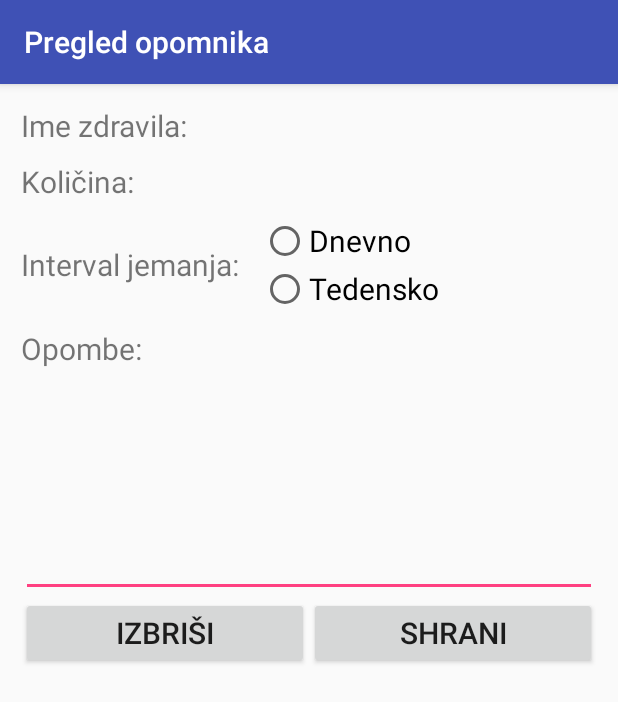
After one commit to loboda1995/ZepniZdravnik, an Android app: the NotificationOverview screen opened directly, with no data from a screen before it, on a phone screen of 412 x 824 dp. The commit adds this screen. Shown: the top 702 px of the screen. Run offline under Robolectric (Android 15) with nearby library versions, the phone set to English and light mode, and no system bars.

Commit message:
Dodan pregled opomnika ob kliku na element v seznamu opomnikov in dodajanje novega.

```diff
--- a/app/src/main/java/com/example/tpoteam/zepnizdravnik/MainActivity.java
+++ b/app/src/main/java/com/example/tpoteam/zepnizdravnik/MainActivity.java
@@ -1,9 +1,12 @@
 package com.example.tpoteam.zepnizdravnik;
 
+import android.content.Intent;
 import android.support.v7.app.AppCompatActivity;
 import android.os.Bundle;
 import android.support.v7.widget.Toolbar;
 import android.view.Menu;
+import android.view.View;
+import android.widget.AdapterView;
 import android.widget.ListView;
 
 import java.util.ArrayList;
@@ -24,7 +27,9 @@ public class MainActivity extends AppCompatActivity {
         Toolbar toolbar = (Toolbar) findViewById(R.id.toolbar);
         setSupportActionBar(toolbar);
 
+        // Pridobimo ListView in mu dodamo ClickListener ter ustvarimo in dodamo adapter
         list = (ListView) findViewById(R.id.list);
+        list.setOnItemClickListener(movieDetailsListener);
 
         medicineNotifications.add(new MedicineNotification(1, "Lekadol"));
         medicineNotifications.add(new MedicineNotification(2, "Aspirin"));
@@ -36,18 +41,27 @@ public class MainActivity extends AppCompatActivity {
         medicineNotifications.add(new MedicineNotification(2, "Aspirin"));
         medicineNotifications.add(new MedicineNotification(1, "Lekadol"));
         medicineNotifications.add(new MedicineNotification(2, "Aspirin"));
-        medicineNotifications.add(new MedicineNotification(-1, "Aspirin"));
-
-
+        medicineNotifications.add(null);
 
         adapter = new NotificationAdapter(this, medicineNotifications);
         list.setAdapter(adapter);
     }
 
+    // Ustvarimo meni
     @Override
     public boolean onCreateOptionsMenu(Menu menu) {
         getMenuInflater().inflate(R.menu.menu_main, menu);
         return true;
     }
 
+    AdapterView.OnItemClickListener movieDetailsListener = new AdapterView.OnItemClickListener() {
+        @Override
+        public void onItemClick(AdapterView<?> arg0, View arg1, int arg2, long arg3) {
+            final Intent details = new Intent(MainActivity.this, NotificationOverview.class);
+            MedicineNotification izbrani = medicineNotifications.get(arg2);
+            details.putExtra("Notification", izbrani);
+            startActivity(details);
+        }
+    };
+
 }
--- a/app/src/main/java/com/example/tpoteam/zepnizdravnik/NotificationAdapter.java
+++ b/app/src/main/java/com/example/tpoteam/zepnizdravnik/NotificationAdapter.java
@@ -15,22 +15,22 @@ import java.util.ArrayList;
 
 public class NotificationAdapter extends ArrayAdapter<MedicineNotification> {
 
-    private MedicineNotification[] objects;
+
 
     public NotificationAdapter(Context context, ArrayList<MedicineNotification> notifications) {
         super(context, 0, notifications);
-        objects = notifications.toArray(new MedicineNotification[0]);
     }
 
 
     public View getView(int position, View convertView, ViewGroup parent) {
 
-        MedicineNotification notification = objects[position];
+        MedicineNotification notification = getItem(position);
 
-        if(notification.medicineNoticiationID == -1){
-            convertView = LayoutInflater.from(getContext()).inflate(R.layout.notification_add, null);
+        // Ce je notification==null potem gre za element v seznamu, ki predstavlja gumb za dodajanje opomnikov
+        if(notification == null){
+            convertView = LayoutInflater.from(getContext()).inflate(R.layout.notification_add, parent, false);
         }else{
-            convertView = LayoutInflater.from(getContext()).inflate(R.layout.notification_display, null);
+            convertView = LayoutInflater.from(getContext()).inflate(R.layout.notification_display, parent, false);
 
             TextView medicineNameDisplay = (TextView) convertView.findViewById(R.id.medicineName);
             medicineNameDisplay.setText(notification.medicineName);
--- /dev/null
+++ b/app/src/main/java/com/example/tpoteam/zepnizdravnik/NotificationOverview.java
@@ -0,0 +1,35 @@
+package com.example.tpoteam.zepnizdravnik;
+
+import android.content.Intent;
+import android.os.Bundle;
+import android.support.v7.app.AppCompatActivity;
+import android.support.v7.widget.Toolbar;
+import android.view.View;
+import android.widget.Button;
+import android.widget.ImageView;
+import android.widget.TextView;
+
+/**
+ * Created by Luka Loboda on 16-Nov-16.
+ */
+
+public class NotificationOverview extends AppCompatActivity {
+
+    @Override
+    protected void onCreate(Bundle savedInstanceState) {
+        super.onCreate(savedInstanceState);
+        setContentView(R.layout.activity_notification_overview);
+        Toolbar toolbar = (Toolbar) findViewById(R.id.toolbar);
+        setSupportActionBar(toolbar);
+
+        MedicineNotification noti = (MedicineNotification) this.getIntent().getSerializableExtra("Notification");
+
+        // Ce je noti == null pomeni, da ustvarjamo nov opomnik, sicer spreminajmo ze obstojecega
+        if(noti != null){
+            TextView medicineNameDisplay = (TextView) findViewById(R.id.medicineName);
+            medicineNameDisplay.setText(noti.medicineName);
+            //TODO: pridobiti in prikazati se ostale atribute
+        }
+    }
+
+}
--- /dev/null
+++ b/app/src/main/res/layout/activity_notification_overview.xml
@@ -0,0 +1,163 @@
+<?xml version="1.0" encoding="utf-8"?>
+<android.support.design.widget.CoordinatorLayout xmlns:android="http://schemas.android.com/apk/res/android"
+    android:layout_width="match_parent"
+    android:layout_height="match_parent"
+    xmlns:app="http://schemas.android.com/apk/res-auto"
+    android:fitsSystemWindows="true"
+    android:focusableInTouchMode="false">
+
+    <android.support.design.widget.AppBarLayout
+        android:layout_width="match_parent"
+        android:layout_height="wrap_content"
+        android:theme="@style/AppTheme.AppBarOverlay">
+
+        <android.support.v7.widget.Toolbar
+            android:id="@+id/toolbar"
+            android:layout_width="match_parent"
+            android:layout_height="?attr/actionBarSize"
+            app:popupTheme="@style/AppTheme.PopupOverlay" />
+
+
+    </android.support.design.widget.AppBarLayout>
+
+    <LinearLayout xmlns:android="http://schemas.android.com/apk/res/android"
+        xmlns:app="http://schemas.android.com/apk/res-auto"
+        xmlns:tools="http://schemas.android.com/tools"
+        android:layout_width="match_parent"
+        android:layout_height="wrap_content"
+        android:padding="14dp"
+        android:orientation="vertical"
+        app:layout_behavior="@string/appbar_scrolling_view_behavior"
+        tools:context="com.example.lukaloboda.mojakinoteka.MainActivity"
+        tools:showIn="@layout/activity_main">
+
+        <LinearLayout
+            android:layout_width="match_parent"
+            android:layout_height="wrap_content"
+            android:layout_marginBottom="10dp"
+            android:orientation="horizontal">
+
+            <TextView
+                android:text="@string/labelMedicineName"
+                android:textSize="20dp"
+                android:layout_width="wrap_content"
+                android:layout_height="wrap_content"/>
+
+            <TextView
+                android:id="@+id/medicineName"
+                android:textSize="20dp"
+                android:layout_width="wrap_content"
+                android:layout_height="wrap_content"/>
+
+        </LinearLayout>
+
+        <LinearLayout
+            android:layout_width="match_parent"
+            android:layout_height="wrap_content"
+            android:layout_marginBottom="10dp"
+            android:orientation="horizontal">
+
+            <TextView
+                android:text="@string/labelMedicineQuantity"
+                android:textSize="20dp"
+                android:layout_width="wrap_content"
+                android:layout_height="wrap_content"/>
+
+            <TextView
+                android:id="@+id/medicineQuantity"
+                android:textSize="20dp"
+                android:layout_width="wrap_content"
+                android:layout_height="wrap_content"/>
+
+        </LinearLayout>
+
+        <LinearLayout
+            android:layout_width="match_parent"
+            android:layout_height="wrap_content"
+            android:layout_marginBottom="10dp"
+            android:orientation="horizontal">
+
+            <RelativeLayout
+                android:layout_width="wrap_content"
+                android:layout_height="match_parent">
+
+                <TextView
+                    android:layout_centerVertical="true"
+                    android:text="@string/labelTimeInterval"
+                    android:textSize="20dp"
+                    android:layout_width="wrap_content"
+                    android:layout_height="wrap_content"/>
+
+            </RelativeLayout>
+
+            <LinearLayout
+                android:layout_marginLeft="14dp"
+                android:layout_width="wrap_content"
+                android:layout_height="wrap_content"
+                android:orientation="vertical">
+
+                <RadioGroup
+                    android:layout_width="wrap_content"
+                    android:layout_height="wrap_content">
+
+                    <RadioButton
+                        android:layout_width="wrap_content"
+                        android:layout_height="wrap_content"
+                        android:textSize="20dp"
+                        android:text="@string/radioDaily"/>
+
+                    <RadioButton
+                        android:layout_width="wrap_content"
+                        android:layout_height="wrap_content"
+                        android:textSize="20dp"
+                        android:text="@string/radioWeekly"/>
+
+                </RadioGroup>
+
+            </LinearLayout>
+
+        </LinearLayout>
+
+        <LinearLayout
+            android:layout_width="match_parent"
+            android:layout_height="wrap_content"
+            android:orientation="vertical">
+
+            <TextView
+                android:layout_width="wrap_content"
+                android:layout_height="wrap_content"
+                android:textSize="20dp"
+                android:text="@string/labelComments"/>
+
+            <EditText
+                android:layout_width="match_parent"
+                android:layout_height="wrap_content"
+                android:gravity="top"
+                android:lines="6"/>
+
+        </LinearLayout>
+
+        <LinearLayout
+            android:layout_width="match_parent"
+            android:layout_height="wrap_content"
+            android:orientation="horizontal">
+
+            <Button
+                android:layout_width="0dp"
+                android:layout_height="wrap_content"
+                android:layout_weight="1"
+                android:textSize="20dp"
+                android:text="@string/buttonDelete"/>
+
+            <Button
+                android:layout_width="0dp"
+                android:layout_height="wrap_content"
+                android:layout_weight="1"
+                android:textSize="20dp"
+                android:text="@string/buttonSave"/>
+
+        </LinearLayout>
+
+    </LinearLayout>
+
+</android.support.design.widget.CoordinatorLayout>
--- a/app/src/main/res/layout/notification_add.xml
+++ b/app/src/main/res/layout/notification_add.xml
@@ -3,9 +3,13 @@
     android:orientation="vertical" android:layout_width="match_parent"
     android:layout_height="wrap_content">
 
-    <Button
+    <TextView
         android:layout_width="match_parent"
         android:layout_height="wrap_content"
-        android:text="@string/buttonAdd"/>
+        android:textSize="20dp"
+        android:textAlignment="center"
+        android:text="@string/buttonAdd"
+        android:paddingTop="10dp"
+        android:paddingBottom="10dp"/>
 
 </LinearLayout>
--- a/app/src/main/res/layout/notification_display.xml
+++ b/app/src/main/res/layout/notification_display.xml
@@ -7,12 +7,12 @@
     <LinearLayout
         android:layout_width="match_parent"
         android:layout_height="wrap_content"
+        android:layout_marginBottom="10dp"
         android:orientation="horizontal">
 
         <TextView
             android:text="@string/labelMedicineName"
             android:textSize="15dp"
-            android:layout_marginBottom="5dp"
             android:layout_width="wrap_content"
             android:layout_height="wrap_content"/>
 
@@ -32,7 +32,6 @@
         <TextView
             android:text="@string/labelMedicineQuantity"
             android:textSize="15dp"
-            android:layout_marginBottom="5dp"
             android:layout_width="wrap_content"
             android:layout_height="wrap_content"/>
 
--- a/app/src/main/res/values/strings.xml
+++ b/app/src/main/res/values/strings.xml
@@ -1,8 +1,16 @@
 <resources>
     <string name="app_name">ZepniZdravnik</string>
+    <string name="title_activity_notification_overview">Pregled opomnika</string>
 
     <string name="labelMedicineName">Ime zdravila:</string>
     <string name="labelMedicineQuantity">Količina:</string>
 
     <string name="buttonAdd">Dodaj opomnik</string>
+    <string name="labelTimeInterval">Interval jemanja:</string>
+    <string name="radioDaily">Dnevno</string>
+    <string name="radioWeekly">Tedensko</string>
+    <string name="labelComments">Opombe:</string>
+    <string name="buttonDelete">Izbriši</string>
+    <string name="buttonSave">Shrani</string>
+
 </resources>
```
Also changed, not shown: app/src/main/AndroidManifest.xml (+9 -2 lines).
